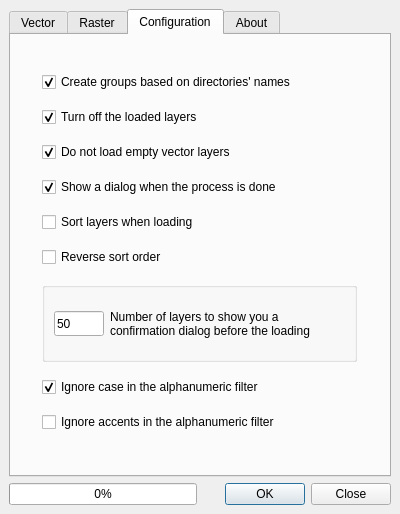
Before: the Qt Designer form Ui_LoadThemAll.ui in gacarrillor/loadthemall, drawn with Qt 5.
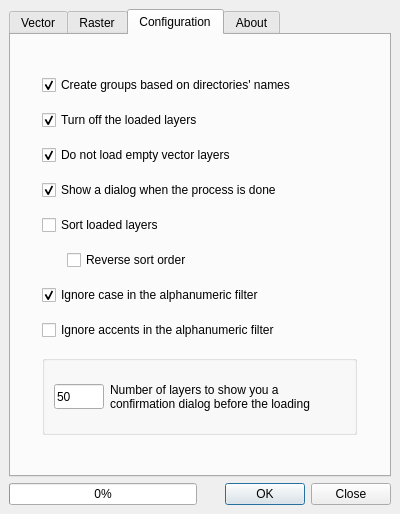
After: the same form once the commit is applied. The open tabs and pages were chosen to show the change. Icons and pictures are not drawn.

Commit message: The plugin now uses QGIS layer tree classes to handle groups and layer addition (no more legend interface). Sort feature is now aware of capitalizations and accents in names; sorts also folders (when groups enabled); and will ignore folders (when groups disabled) using layers basename. All layers and groups are added to the top of the layer tree.

```diff
--- a/Ui_LoadThemAll.ui
+++ b/Ui_LoadThemAll.ui
@@ -206,7 +206,7 @@
            <property name="sizeHint" stdset="0">
             <size>
              <width>20</width>
-             <height>10</height>
+             <height>13</height>
             </size>
            </property>
           </spacer>
@@ -272,14 +272,57 @@
          <item>
           <widget class="QCheckBox" name="chkSort">
            <property name="text">
-            <string>Sort layers when loading</string>
+            <string>Sort loaded layers</string>
            </property>
           </widget>
          </item>
          <item>
-          <widget class="QCheckBox" name="chkReverseSort">
+          <layout class="QHBoxLayout" name="horizontalLayout_3">
+           <item>
+            <spacer name="horizontalSpacer_5">
+             <property name="orientation">
+              <enum>Qt::Horizontal</enum>
+             </property>
+             <property name="sizeType">
+              <enum>QSizePolicy::Fixed</enum>
+             </property>
+             <property name="sizeHint" stdset="0">
+              <size>
+               <width>25</width>
+               <height>10</height>
+              </size>
+             </property>
+            </spacer>
+           </item>
+           <item>
+            <widget class="QCheckBox" name="chkReverseSort">
+             <property name="text">
+              <string>Reverse sort order</string>
+             </property>
+            </widget>
+           </item>
+          </layout>
+         </item>
+         <item>
+          <widget class="QCheckBox" name="chkCaseInsensitive">
            <property name="text">
-            <string>Reverse sort order</string>
+            <string>Ignore case in the alphanumeric filter</string>
+           </property>
+           <property name="checked">
+            <bool>true</bool>
+           </property>
+          </widget>
+         </item>
+         <item>
+          <widget class="QCheckBox" name="chkAccentInsensitive">
+           <property name="toolTip">
+            <string>This option requires the Python lib 'unidecode'</string>
+           </property>
+           <property name="text">
+            <string>Ignore accents in the alphanumeric filter</string>
+           </property>
+           <property name="checked">
+            <bool>false</bool>
            </property>
           </widget>
          </item>
@@ -336,29 +379,6 @@
            </layout>
           </widget>
          </item>
-         <item>
-          <widget class="QCheckBox" name="chkCaseInsensitive">
-           <property name="text">
-            <string>Ignore case in the alphanumeric filter</string>
-           </property>
-           <property name="checked">
-            <bool>true</bool>
-           </property>
-          </widget>
-         </item>
-         <item>
-          <widget class="QCheckBox" name="chkAccentInsensitive">
-           <property name="toolTip">
-            <string>This option requires the Python lib 'unidecode'</string>
-           </property>
-           <property name="text">
-            <string>Ignore accents in the alphanumeric filter</string>
-           </property>
-           <property name="checked">
-            <bool>false</bool>
-           </property>
-          </widget>
-         </item>
          <item>
           <spacer name="verticalSpacer_2">
            <property name="orientation">
@@ -370,7 +390,7 @@
            <property name="sizeHint" stdset="0">
             <size>
              <width>20</width>
-             <height>10</height>
+             <height>13</height>
             </size>
            </property>
           </spacer>
```
Left out of the diff: 24 changed lines with no effect on the pictures. The commit also changes 3 other files.
